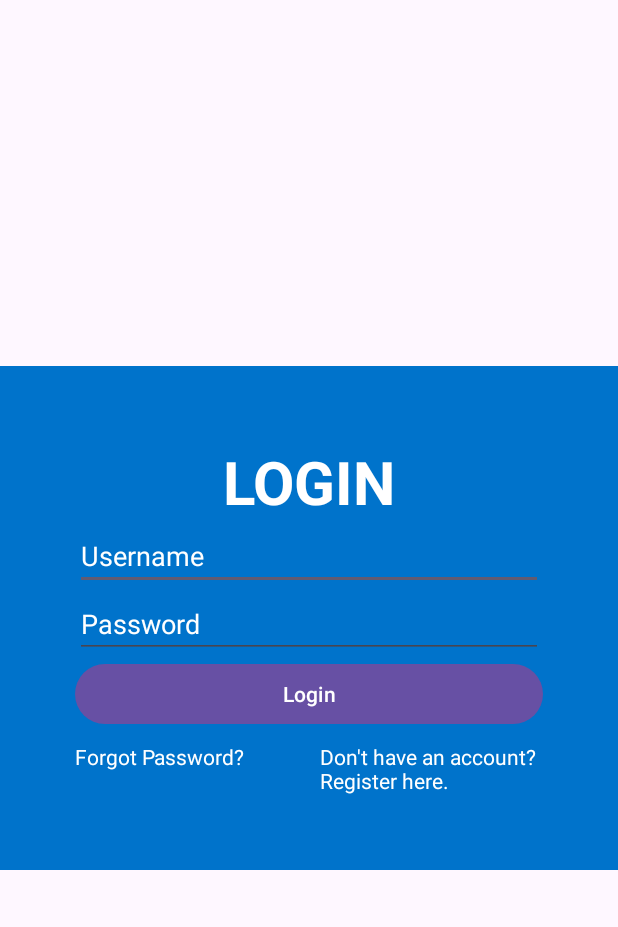
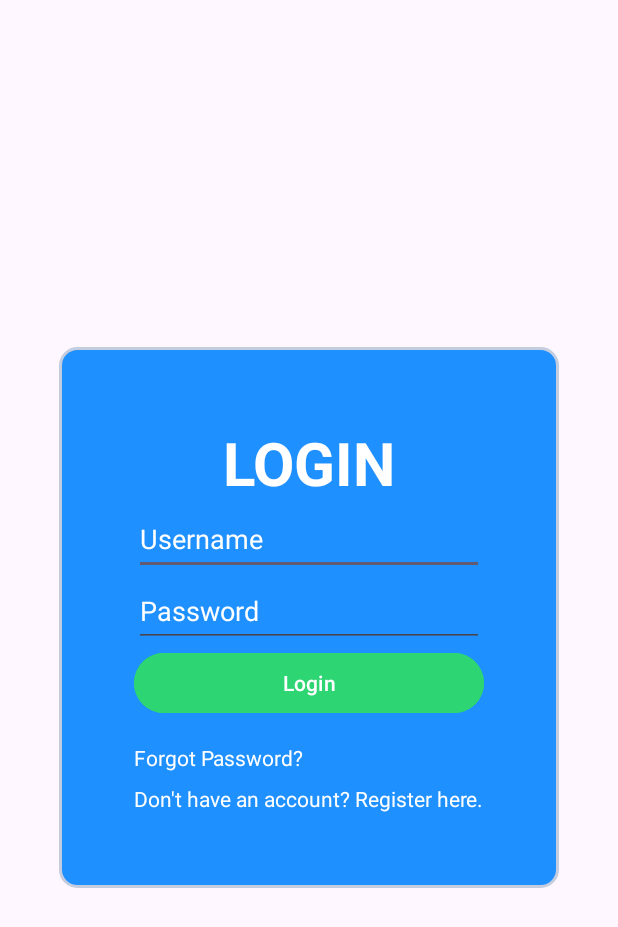
Before and after one commit to Fr0faive/TaskMate, an Android app: the screen it shows after launch (MainActivity), on a phone screen of 412 x 824 dp. Shown: the top 927 px of the screen. Run offline under Robolectric (Android 15) with nearby library versions, the light colour scheme and no system bars.

Commit message:
feat: layout register

```diff
--- a/app/build.gradle.kts
+++ b/app/build.gradle.kts
@@ -33,6 +33,9 @@ android {
     kotlinOptions {
         jvmTarget = "1.8"
     }
+    buildFeatures {
+        viewBinding = true
+    }
 }
 
 dependencies {
@@ -41,6 +44,9 @@ dependencies {
     implementation("androidx.appcompat:appcompat:1.6.1")
     implementation("com.google.android.material:material:1.10.0")
     implementation("androidx.constraintlayout:constraintlayout:2.1.4")
+    implementation("androidx.annotation:annotation:1.6.0")
+    implementation("androidx.lifecycle:lifecycle-livedata-ktx:2.6.2")
+    implementation("androidx.lifecycle:lifecycle-viewmodel-ktx:2.6.2")
     testImplementation("junit:junit:4.13.2")
     androidTestImplementation("androidx.test.ext:junit:1.1.5")
     androidTestImplementation("androidx.test.espresso:espresso-core:3.5.1")
--- /dev/null
+++ b/app/src/main/res/drawable/shape_edge.xml
@@ -0,0 +1,25 @@
+<shape
+    xmlns:android="http://schemas.android.com/apk/res/android"
+    android:shape="rectangle"   >
+
+    <solid
+        android:color="#1e90ff" >
+    </solid>
+
+    <stroke
+        android:width="2dp"
+        android:color="#C4CDE0" >
+    </stroke>
+
+    <padding
+        android:left="5dp"
+        android:top="5dp"
+        android:right="5dp"
+        android:bottom="5dp"    >
+    </padding>
+
+    <corners
+        android:radius="11dp"   >
+    </corners>
+
+</shape>
--- a/app/src/main/res/layout/activity_main.xml
+++ b/app/src/main/res/layout/activity_main.xml
@@ -12,9 +12,11 @@
         android:layout_width="wrap_content"
         android:layout_height="wrap_content"
         android:orientation="vertical"
+        android:layout_marginHorizontal="30dp"
         android:padding="50dp"
-        android:background="#0073CB"
-        android:gravity="center">
+        android:background="@drawable/shape_edge"
+        android:gravity="start"
+        tools:ignore="UselessParent">
         <TextView
             android:layout_width="match_parent"
             android:layout_height="wrap_content"
@@ -23,49 +25,47 @@
             android:textColor="@color/white"
             android:textStyle="bold"
             android:textAlignment="center"/>
+
         <EditText
             android:id="@+id/editTextUsername"
             android:layout_width="match_parent"
             android:layout_height="wrap_content"
+            android:autofillHints="name"
+            android:hint="Username"
+            android:minHeight="48dp"
             android:textColorHint="@color/white"
-            android:autofillHints="name"
-            android:hint="Username"/>
+            android:inputType="text" />
 
         <EditText
             android:id="@+id/editTextPassword"
             android:layout_width="match_parent"
             android:layout_height="wrap_content"
             android:hint="Password"
-            android:textColorHint="@color/white"
-            android:inputType="textPassword"/>
+            android:inputType="textPassword"
+            android:minHeight="48dp"
+            android:textColorHint="@color/white" />
 
         <Button
             android:id="@+id/buttonLogin"
             android:layout_width="match_parent"
             android:layout_height="wrap_content"
+            android:backgroundTint="#2ed573"
             android:text="Login"/>
-
-        <LinearLayout
-            android:layout_width="wrap_content"
-            android:layout_height="wrap_content"
-            android:orientation="horizontal">
         <TextView
             android:id="@+id/textViewForgotPassword"
             android:layout_width="wrap_content"
             android:layout_height="wrap_content"
             android:text="Forgot Password?"
             android:textColor="@color/white"
-                android:layout_marginTop="8dp"/>
-
+            android:layout_marginTop="16dp"/>
         <TextView
             android:id="@+id/textViewRegister"
             android:layout_width="wrap_content"
             android:layout_height="wrap_content"
             android:text="Don't have an account? Register here."
-                android:layout_marginStart="50dp"
             android:textColor="@color/white"
             android:layout_marginTop="8dp"/>
-        </LinearLayout>
+
 
     </LinearLayout>
 </LinearLayout>
--- /dev/null
+++ b/app/src/main/res/values-land/dimens.xml
@@ -0,0 +1,3 @@
+<resources>
+    <dimen name="activity_horizontal_margin">48dp</dimen>
+</resources>
--- /dev/null
+++ b/app/src/main/res/values-w1240dp/dimens.xml
@@ -0,0 +1,3 @@
+<resources>
+    <dimen name="activity_horizontal_margin">200dp</dimen>
+</resources>
--- /dev/null
+++ b/app/src/main/res/values-w600dp/dimens.xml
@@ -0,0 +1,3 @@
+<resources>
+    <dimen name="activity_horizontal_margin">48dp</dimen>
+</resources>
--- /dev/null
+++ b/app/src/main/res/values/dimens.xml
@@ -0,0 +1,5 @@
+<resources>
+    <!-- Default screen margins, per the Android Design guidelines. -->
+    <dimen name="activity_horizontal_margin">16dp</dimen>
+    <dimen name="activity_vertical_margin">16dp</dimen>
+</resources>
```
Also changed, not shown: app/src/main/AndroidManifest.xml (+12 -1 lines), app/src/main/java/com/lastpro/taskmate/Register.kt (added, +11 -0 lines), app/src/main/res/layout/activity_register.xml (added, +48 -0 lines), app/src/main/res/values/strings.xml (+9 -0 lines). Lines whose indentation alone changed are shown as unchanged.
